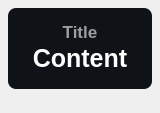
First picture: the form in ui/minimize/dark/widget-base.ui, repository RinLit-233-shiroko/Class-Widgets, before the edit.
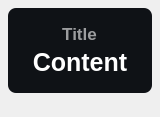
Second picture: the form after the edit.

Diff of the .ui file:
```diff
--- a/ui/minimize/dark/widget-base.ui
+++ b/ui/minimize/dark/widget-base.ui
@@ -7,7 +7,7 @@
     <x>0</x>
     <y>0</y>
     <width>160</width>
-    <height>113</height>
+    <height>117</height>
    </rect>
   </property>
   <property name="minimumSize">
@@ -65,9 +65,11 @@
        <number>12</number>
       </property>
       <item>
+       <layout class="QHBoxLayout" name="titleLayout">
+        <item>
        <widget class="QLabel" name="title">
         <property name="sizePolicy">
-         <sizepolicy hsizetype="Preferred" vsizetype="Maximum">
+           <sizepolicy hsizetype="Maximum" vsizetype="Maximum">
           <horstretch>0</horstretch>
           <verstretch>0</verstretch>
          </sizepolicy>
@@ -96,10 +98,14 @@
         </property>
        </widget>
       </item>
+       </layout>
+      </item>
+      <item>
+       <layout class="QHBoxLayout" name="contentLayout">
       <item>
        <widget class="QLabel" name="content">
         <property name="sizePolicy">
-         <sizepolicy hsizetype="Expanding" vsizetype="Maximum">
+           <sizepolicy hsizetype="Maximum" vsizetype="Maximum">
           <horstretch>0</horstretch>
           <verstretch>0</verstretch>
          </sizepolicy>
@@ -128,6 +134,8 @@
          <set>Qt::AlignCenter</set>
         </property>
        </widget>
+        </item>
+       </layout>
       </item>
      </layout>
     </widget>
```
Lines whose indentation alone changed are shown as unchanged.
